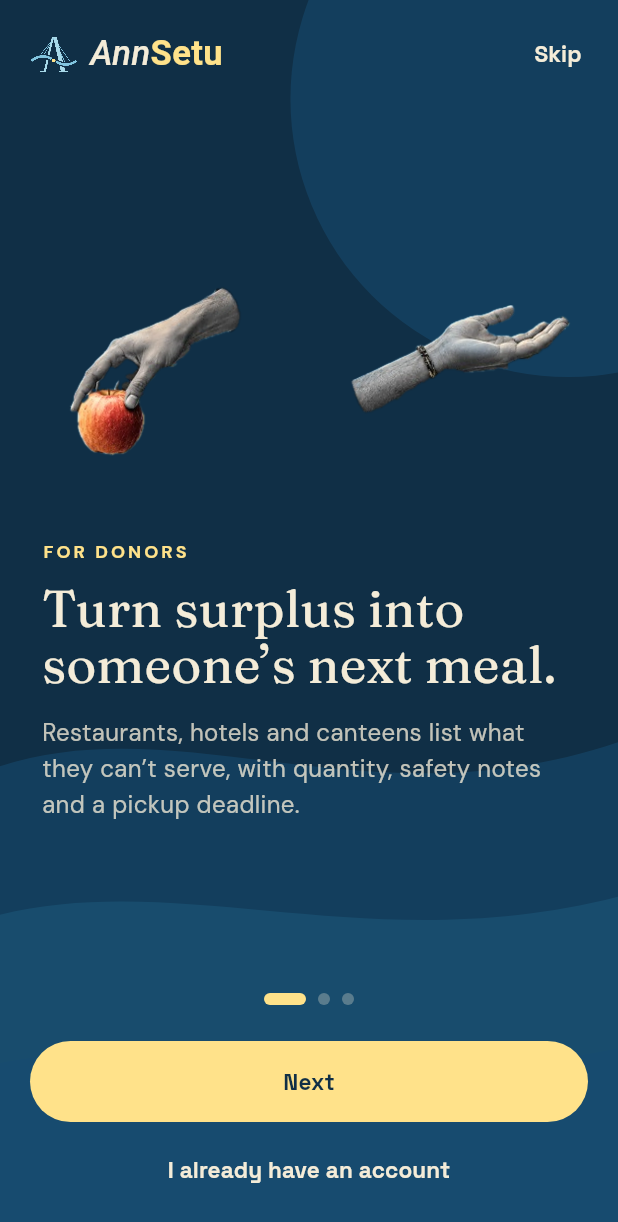
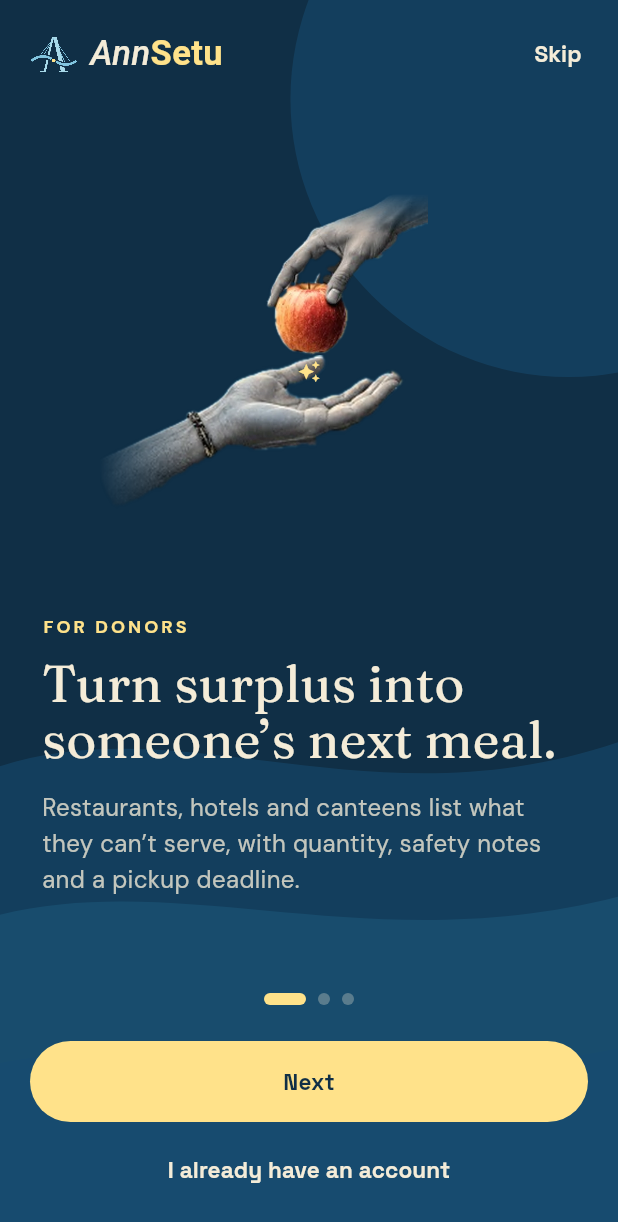
Before and after one commit to teenguyy/AnnSetu, a Flutter app: the screen it shows after launch, on a phone screen of 412 x 824 dp. Shown: the top 1222 px of the screen. Run offline on Flutter 3.47's test engine with Material 3 defaults, Android fonts, the phone set to English and light mode, and no system bars; our stand-ins replace app_links, file_picker, firebase_core, firebase_messaging, fl_chart, flutter_local_notifications and 10 more; accounts and stored records are empty.

Commit message:
App: opening animation on every launch, hands on the diagonal like the website
Co-Authored-By: Claude Opus 5.5 <noreply@anthropic.com>
Claude-Session: https://claude.ai/code/session_01UHnW4wNUps1SWQDow9JoeR

```diff
--- a/mobile/lib/features/onboarding/onboarding_screen.dart
+++ b/mobile/lib/features/onboarding/onboarding_screen.dart
@@ -4,6 +4,7 @@ import 'package:go_router/go_router.dart';
 import '../../core/routing/app_router.dart';
 import '../../core/theme/app_theme.dart';
 import '../../shared/widgets/brand.dart';
+import '../../shared/widgets/hands_art.dart';
 
 class OnboardingScreen extends StatefulWidget {
   const OnboardingScreen({super.key});
@@ -54,7 +55,9 @@ class _OnboardingScreenState extends State<OnboardingScreen> {
       backgroundColor: Brand.dark,
       body: Stack(
         children: [
-          const Positioned.fill(child: CustomPaint(painter: _WavesPainter())),
+          const Positioned.fill(
+            child: CustomPaint(painter: OceanWavesPainter()),
+          ),
           SafeArea(
             child: Column(
               children: [
@@ -140,70 +143,6 @@ class _OnboardingScreenState extends State<OnboardingScreen> {
   }
 }
 
-/// Layered ocean curves, like the website hero.
-class _WavesPainter extends CustomPainter {
-  const _WavesPainter();
-  @override
-  void paint(Canvas c, Size s) {
-    void wave(double top, Color color, double amp) {
-      final path = Path()..moveTo(0, s.height * top);
-      path.cubicTo(
-        s.width * .3,
-        s.height * top - amp,
-        s.width * .6,
-        s.height * top + amp,
-        s.width,
-        s.height * top - amp * .4,
-      );
-      path
-        ..lineTo(s.width, s.height)
-        ..lineTo(0, s.height)
-        ..close();
-      c.drawPath(path, Paint()..color = color);
-    }
-
-    c.drawCircle(
-      Offset(s.width * .92, s.height * .08),
-      s.width * .45,
-      Paint()..color = Brand.forest.withValues(alpha: .55),
-    );
-    wave(.62, Brand.forest.withValues(alpha: .55), 40);
-    wave(.74, Brand.sage.withValues(alpha: .22), 30);
-    wave(.86, Brand.forest.withValues(alpha: .7), 24);
-  }
-
-  @override
-  bool shouldRepaint(covariant CustomPainter oldDelegate) => false;
-}
-
-/// The website's signature: a giving hand and a receiving hand meeting.
-class _Hands extends StatelessWidget {
-  const _Hands();
-  @override
-  Widget build(BuildContext context) => SizedBox(
-    height: 150,
-    child: Row(
-      mainAxisAlignment: MainAxisAlignment.center,
-      children: [
-        Expanded(
-          child: Image.asset(
-            'assets/brand/hand-giver.webp',
-            fit: BoxFit.contain,
-            errorBuilder: (_, _, _) => const SizedBox(),
-          ),
-        ),
-        Expanded(
-          child: Image.asset(
-            'assets/brand/hand-receiver.webp',
-            fit: BoxFit.contain,
-            errorBuilder: (_, _, _) => const SizedBox(),
-          ),
-        ),
-      ],
-    ),
-  );
-}
-
 class _PageView extends StatelessWidget {
   final _Page p;
   final int index;
@@ -216,7 +155,7 @@ class _PageView extends StatelessWidget {
       crossAxisAlignment: CrossAxisAlignment.start,
       children: [
         if (index == 0)
-          const _Hands()
+          const HandsArt(height: 250)
         else
           Stack(
             clipBehavior: Clip.none,
--- a/mobile/lib/main.dart
+++ b/mobile/lib/main.dart
@@ -11,6 +11,7 @@ import 'core/services/session.dart';
 import 'core/services/supabase_service.dart';
 import 'core/theme/app_theme.dart';
 import 'core/theme/theme_controller.dart';
+import 'shared/widgets/hands_art.dart';
 
 Future<void> main() async {
   WidgetsFlutterBinding.ensureInitialized();
@@ -64,6 +65,7 @@ class AnnSetuApp extends StatelessWidget {
           darkTheme: AppTheme.dark(),
           themeMode: mode,
           routerConfig: appRouter,
+          builder: (_, child) => SplashGate(child: child ?? const SizedBox()),
         ),
       );
 }
--- /dev/null
+++ b/mobile/lib/shared/widgets/hands_art.dart
@@ -0,0 +1,265 @@
+import 'package:flutter/material.dart';
+
+import '../../core/theme/app_theme.dart';
+import 'brand.dart';
+
+/// The website's hero art: the giving hand comes in from the top right and passes the apple
+/// down to the open receiving hand at the bottom left, on a diagonal. Same placement as
+/// src/home/Hero.jsx (viewBox 600 x 640). When [animate] is true the hands glide in from
+/// their corners and a small spark appears where they meet.
+class HandsArt extends StatefulWidget {
+  final double height;
+  final bool animate;
+  const HandsArt({super.key, this.height = 260, this.animate = true});
+  @override
+  State<HandsArt> createState() => _HandsArtState();
+}
+
+class _HandsArtState extends State<HandsArt>
+    with SingleTickerProviderStateMixin {
+  late final AnimationController _c = AnimationController(
+    vsync: this,
+    duration: const Duration(milliseconds: 1100),
+  );
+
+  @override
+  void didChangeDependencies() {
+    super.didChangeDependencies();
+    final still = !widget.animate || MediaQuery.of(context).disableAnimations;
+    if (still) {
+      _c.value = 1;
+    } else if (!_c.isAnimating && _c.value == 0) {
+      _c.forward();
+    }
+  }
+
+  @override
+  void dispose() {
+    _c.dispose();
+    super.dispose();
+  }
+
+  Widget _faded(String asset, Alignment from, double stop) => ShaderMask(
+    blendMode: BlendMode.dstIn,
+    shaderCallback: (r) => LinearGradient(
+      begin: from,
+      end: -from,
+      colors: const [Colors.transparent, Colors.white],
+      stops: [stop * .4, stop],
+    ).createShader(r),
+    child: Image.asset(
+      asset,
+      fit: BoxFit.fill,
+      errorBuilder: (_, _, _) => const SizedBox(),
+    ),
+  );
+
+  @override
+  Widget build(BuildContext context) {
+    final glide = CurvedAnimation(parent: _c, curve: Curves.easeOutCubic);
+    final spark = CurvedAnimation(
+      parent: _c,
+      curve: const Interval(.75, 1, curve: Curves.easeOutBack),
+    );
+    return SizedBox(
+      height: widget.height,
+      child: FittedBox(
+        child: ClipRect(
+          child: SizedBox(
+            // the website's 600 x 640 box, widened so the whole giving arm (top right)
+            // and receiving arm (bottom left) show on the diagonal
+            width: 680,
+            height: 660,
+            child: AnimatedBuilder(
+              animation: _c,
+              builder: (_, _) {
+                final t = 1 - glide.value;
+                return Stack(
+                  clipBehavior: Clip.none,
+                  children: [
+                    // receiving hand: bottom left, palm open, arm fading out to the left
+                    Positioned(
+                      left: -10 - 90 * t,
+                      top: 300 + 90 * t,
+                      width: 660,
+                      height: 331,
+                      child: Opacity(
+                        opacity: glide.value,
+                        child: _faded(
+                          'assets/brand/hand-receiver.webp',
+                          Alignment.centerLeft,
+                          .42,
+                        ),
+                      ),
+                    ),
+                    // giving hand: top right, holding the apple, sleeve fading out at the top
+                    Positioned(
+                      left: 342 + 90 * t,
+                      top: -30 - 90 * t,
+                      width: 510,
+                      height: 340,
+                      child: Opacity(
+                        opacity: glide.value,
+                        child: _faded(
+                          'assets/brand/hand-giver.webp',
+                          Alignment.topCenter,
+                          .34,
+                        ),
+                      ),
+                    ),
+                    Positioned(
+                      left: 470 - 20,
+                      top: 330 - 20,
+                      child: Transform.scale(
+                        scale: spark.value,
+                        child: const Icon(
+                          Icons.auto_awesome,
+                          size: 40,
+                          color: Brand.gold,
+                        ),
+                      ),
+                    ),
+                  ],
+                );
+              },
+            ),
+          ),
+        ),
+      ),
+    );
+  }
+}
+
+/// Opening animation shown every time the app starts: the hands meet, then the A-bridge logo
+/// and wordmark appear, then it fades into the app. About 1.8 s (shorter with reduced motion).
+class SplashGate extends StatefulWidget {
+  final Widget child;
+  const SplashGate({super.key, required this.child});
+  @override
+  State<SplashGate> createState() => _SplashGateState();
+}
+
+class _SplashGateState extends State<SplashGate>
+    with SingleTickerProviderStateMixin {
+  late final AnimationController _logo = AnimationController(
+    vsync: this,
+    duration: const Duration(milliseconds: 600),
+  );
+  bool _visible = true, _gone = false;
+
+  @override
+  void initState() {
+    super.initState();
+    Future.delayed(const Duration(milliseconds: 700), () {
+      if (mounted) _logo.forward();
+    });
+  }
+
+  @override
+  void didChangeDependencies() {
+    super.didChangeDependencies();
+    final reduced = MediaQuery.maybeOf(context)?.disableAnimations ?? false;
+    Future.delayed(Duration(milliseconds: reduced ? 900 : 1800), () {
+      if (mounted && _visible) setState(() => _visible = false);
+    });
+  }
+
+  @override
+  void dispose() {
+    _logo.dispose();
+    super.dispose();
+  }
+
+  @override
+  Widget build(BuildContext context) => Stack(
+    children: [
+      widget.child,
+      if (!_gone)
+        Positioned.fill(
+          child: IgnorePointer(
+            ignoring: !_visible,
+            child: AnimatedOpacity(
+              opacity: _visible ? 1 : 0,
+              duration: const Duration(milliseconds: 380),
+              onEnd: () => setState(() => _gone = true),
+              child: Material(
+                color: Brand.dark,
+                child: Stack(
+                  children: [
+                    const Positioned.fill(
+                      child: CustomPaint(painter: OceanWavesPainter()),
+                    ),
+                    Center(
+                      child: Column(
+                        mainAxisSize: MainAxisSize.min,
+                        children: [
+                          const HandsArt(height: 240),
+                          const SizedBox(height: 18),
+                          FadeTransition(
+                            opacity: _logo,
+                            child: SlideTransition(
+                              position:
+                                  Tween(
+                                    begin: const Offset(0, .25),
+                                    end: Offset.zero,
+                                  ).animate(
+                                    CurvedAnimation(
+                                      parent: _logo,
+                                      curve: Curves.easeOutCubic,
+                                    ),
+                                  ),
+                              child: const Logo(
+                                size: 44,
+                                onDark: true,
+                                tagline: true,
+                              ),
+                            ),
+                          ),
+                        ],
+                      ),
+                    ),
+                  ],
+                ),
+              ),
+            ),
+          ),
+        ),
+    ],
+  );
+}
+
+/// Layered ocean curves, like the website hero background.
+class OceanWavesPainter extends CustomPainter {
+  const OceanWavesPainter();
+  @override
+  void paint(Canvas c, Size s) {
+    void wave(double top, Color color, double amp) {
+      final path = Path()..moveTo(0, s.height * top);
+      path.cubicTo(
+        s.width * .3,
+        s.height * top - amp,
+        s.width * .6,
+        s.height * top + amp,
+        s.width,
+        s.height * top - amp * .4,
+      );
+      path
+        ..lineTo(s.width, s.height)
+        ..lineTo(0, s.height)
+        ..close();
+      c.drawPath(path, Paint()..color = color);
+    }
+
+    c.drawCircle(
+      Offset(s.width * .92, s.height * .08),
+      s.width * .45,
+      Paint()..color = Brand.forest.withValues(alpha: .55),
+    );
+    wave(.62, Brand.forest.withValues(alpha: .55), 40);
+    wave(.74, Brand.sage.withValues(alpha: .22), 30);
+    wave(.86, Brand.forest.withValues(alpha: .7), 24);
+  }
+
+  @override
+  bool shouldRepaint(covariant CustomPainter oldDelegate) => false;
+}
--- a/mobile/pubspec.yaml
+++ b/mobile/pubspec.yaml
@@ -16,7 +16,7 @@ publish_to: 'none' # Remove this line if you wish to publish to pub.dev
 # https://developer.apple.com/library/archive/documentation/General/Reference/InfoPlistKeyReference/Articles/CoreFoundationKeys.html
 # In Windows, build-name is used as the major, minor, and patch parts
 # of the product and file versions while build-number is used as the build suffix.
-version: 1.0.4+5
+version: 1.0.5+6
 
 environment:
   sdk: ^3.13.7
```
